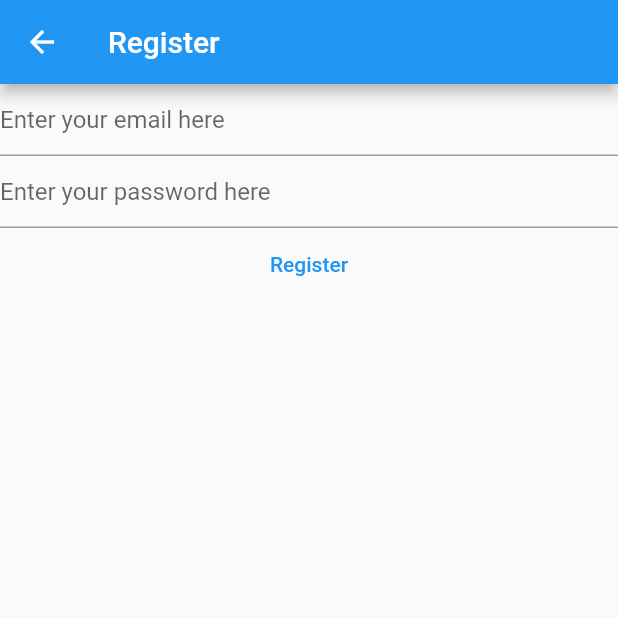
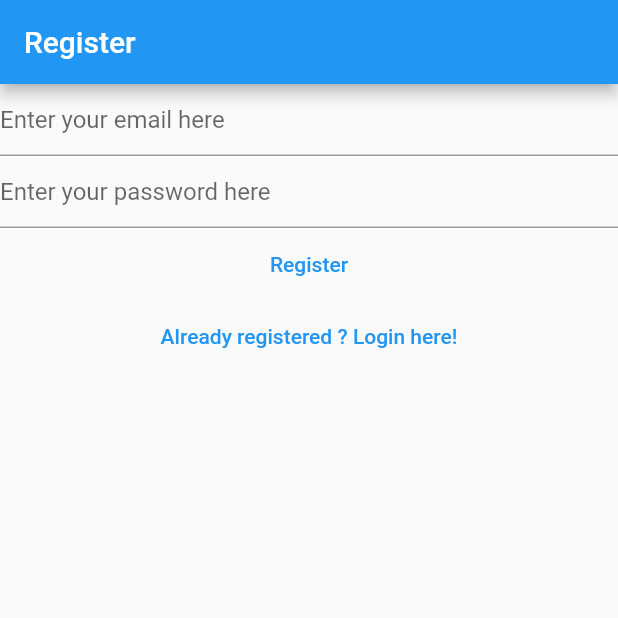
Before and after one commit to ghassenchaar96/mynotes-flutter-app, a Flutter app: the RegisterView screen opened directly, on a phone screen of 412 x 824 dp, the top half of it. Run offline on Flutter 3.47's test engine with Material 2 defaults, Android fonts, the phone set to English and light mode, and no system bars; our stand-ins replace firebase_auth, firebase_core; accounts and stored records are empty.

Commit message:
adding register, login and verify email screens

```diff
--- a/lib/views/register_view.dart
+++ b/lib/views/register_view.dart
@@ -1,7 +1,5 @@
 import 'package:firebase_auth/firebase_auth.dart';
-import 'package:firebase_core/firebase_core.dart';
 import 'package:flutter/material.dart';
-import 'package:mynotes/firebase_options.dart';
 
 class RegisterView extends StatefulWidget {
   const RegisterView({Key? key}) : super(key: key);
@@ -32,30 +30,23 @@ class _RegisterViewState extends State<RegisterView> {
   Widget build(BuildContext context) {
     return Scaffold(
       appBar: AppBar(title: const Text("Register")),
-      body: FutureBuilder(
-        future: Firebase.initializeApp(
-          options: DefaultFirebaseOptions.currentPlatform,
-        ),
-        builder: (context, snapshot) {
-          switch (snapshot.connectionState) {
-            case ConnectionState.done:
-              return Column(
+      body: Column(
         children: [
           TextField(
             controller: _email,
             autocorrect: false,
             enableSuggestions: false,
             keyboardType: TextInputType.emailAddress,
-                    decoration: const InputDecoration(
-                        hintText: "Enter your email here"),
+            decoration:
+                const InputDecoration(hintText: "Enter your email here"),
           ),
           TextField(
             controller: _password,
             obscureText: true,
             enableSuggestions: false,
             autocorrect: false,
-                    decoration: const InputDecoration(
-                        hintText: "Enter your password here"),
+            decoration:
+                const InputDecoration(hintText: "Enter your password here"),
           ),
           TextButton(
             onPressed: () async {
@@ -79,12 +70,13 @@ class _RegisterViewState extends State<RegisterView> {
             },
             child: const Text('Register'),
           ),
+          TextButton(
+              onPressed: () {
+                Navigator.of(context)
+                    .pushNamedAndRemoveUntil('/login', (route) => false);
+              },
+              child: const Text("Already registered ? Login here!"))
         ],
-              );
-            default:
-              return const Text("Loading...");
-          }
-        },
       ),
     );
   }
```
Also changed, not shown: lib/main.dart (+17 -11 lines), lib/views/login_view.dart (+11 -19 lines), lib/views/verify_email_view.dart (added, +29 -0 lines). Lines whose indentation alone changed are shown as unchanged.
